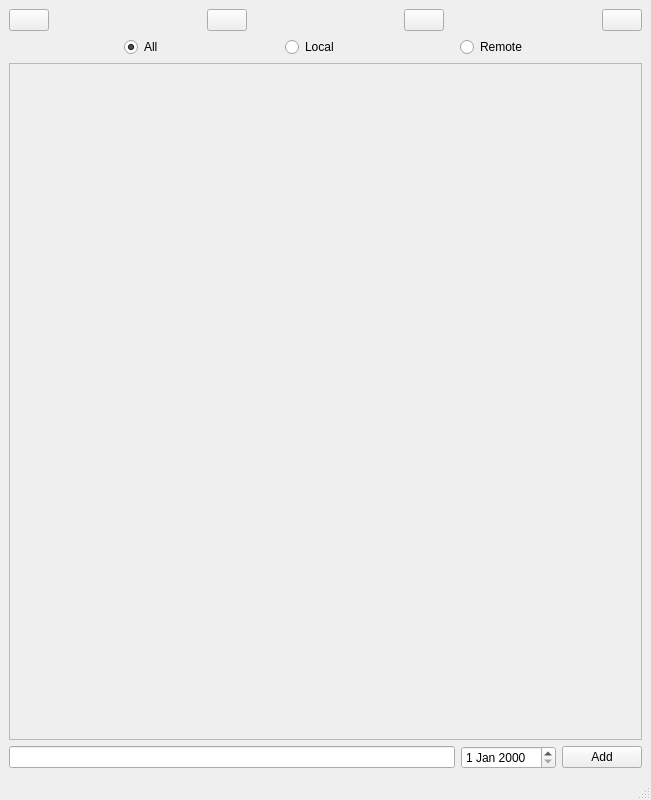
zsz12251665/HOSS-Client, file Homework.ui: the form before one commit.
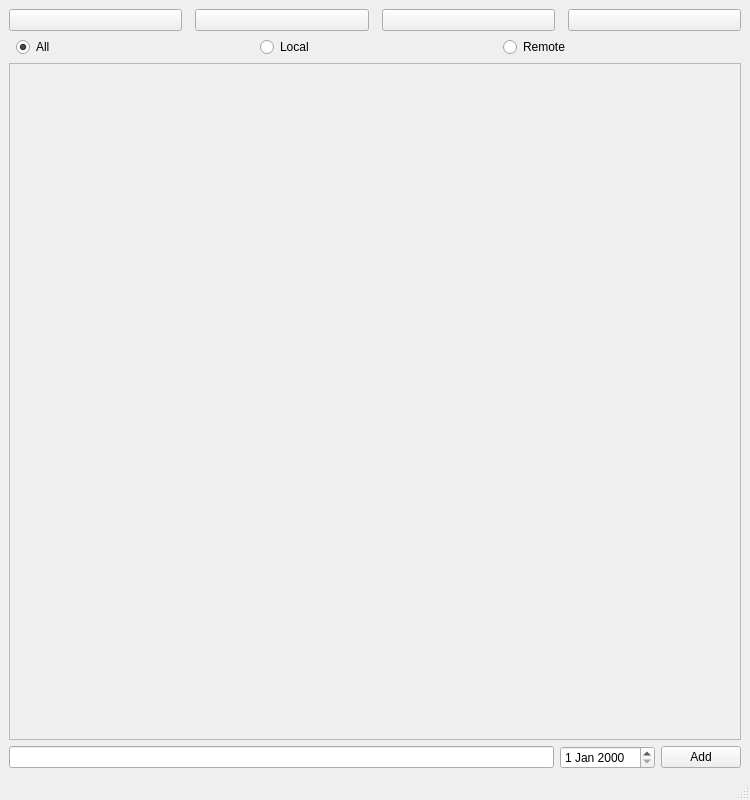
The form after the commit. Icons and pictures are not drawn.

The edit to the form file:
```diff
--- a/Homework.ui
+++ b/Homework.ui
@@ -6,16 +6,10 @@
    <rect>
     <x>0</x>
     <y>0</y>
-    <width>651</width>
+    <width>750</width>
     <height>800</height>
    </rect>
   </property>
-  <property name="minimumSize">
-   <size>
-    <width>400</width>
-    <height>0</height>
-   </size>
-  </property>
   <property name="windowTitle">
    <string>HOSS-Client</string>
   </property>
@@ -36,12 +30,6 @@
         <property name="orientation">
          <enum>Qt::Horizontal</enum>
         </property>
-        <property name="sizeHint" stdset="0">
-         <size>
-          <width>0</width>
-          <height>0</height>
-         </size>
-        </property>
        </spacer>
       </item>
       <item>
@@ -57,12 +45,6 @@
         <property name="orientation">
          <enum>Qt::Horizontal</enum>
         </property>
-        <property name="sizeHint" stdset="0">
-         <size>
-          <width>0</width>
-          <height>0</height>
-         </size>
-        </property>
        </spacer>
       </item>
       <item>
@@ -78,12 +60,6 @@
         <property name="orientation">
          <enum>Qt::Horizontal</enum>
         </property>
-        <property name="sizeHint" stdset="0">
-         <size>
-          <width>0</width>
-          <height>0</height>
-         </size>
-        </property>
        </spacer>
       </item>
       <item>
@@ -103,12 +79,6 @@
         <property name="orientation">
          <enum>Qt::Horizontal</enum>
         </property>
-        <property name="sizeHint" stdset="0">
-         <size>
-          <width>0</width>
-          <height>0</height>
-         </size>
-        </property>
        </spacer>
       </item>
       <item>
@@ -126,12 +96,6 @@
         <property name="orientation">
          <enum>Qt::Horizontal</enum>
         </property>
-        <property name="sizeHint" stdset="0">
-         <size>
-          <width>0</width>
-          <height>0</height>
-         </size>
-        </property>
        </spacer>
       </item>
       <item>
@@ -149,12 +113,6 @@
         <property name="orientation">
          <enum>Qt::Horizontal</enum>
         </property>
-        <property name="sizeHint" stdset="0">
-         <size>
-          <width>0</width>
-          <height>0</height>
-         </size>
-        </property>
        </spacer>
       </item>
       <item>
@@ -169,12 +127,6 @@
         <property name="orientation">
          <enum>Qt::Horizontal</enum>
         </property>
-        <property name="sizeHint" stdset="0">
-         <size>
-          <width>0</width>
-          <height>0</height>
-         </size>
-        </property>
        </spacer>
       </item>
      </layout>
@@ -189,7 +141,7 @@
         <rect>
          <x>0</x>
          <y>0</y>
-         <width>631</width>
+         <width>730</width>
          <height>648</height>
         </rect>
        </property>
@@ -202,12 +154,6 @@
           <property name="orientation">
            <enum>Qt::Vertical</enum>
           </property>
-          <property name="sizeHint" stdset="0">
-           <size>
-            <width>0</width>
-            <height>0</height>
-           </size>
-          </property>
          </spacer>
         </item>
        </layout>
```
Left out of the diff: 4 changed lines with no effect on the pictures.
